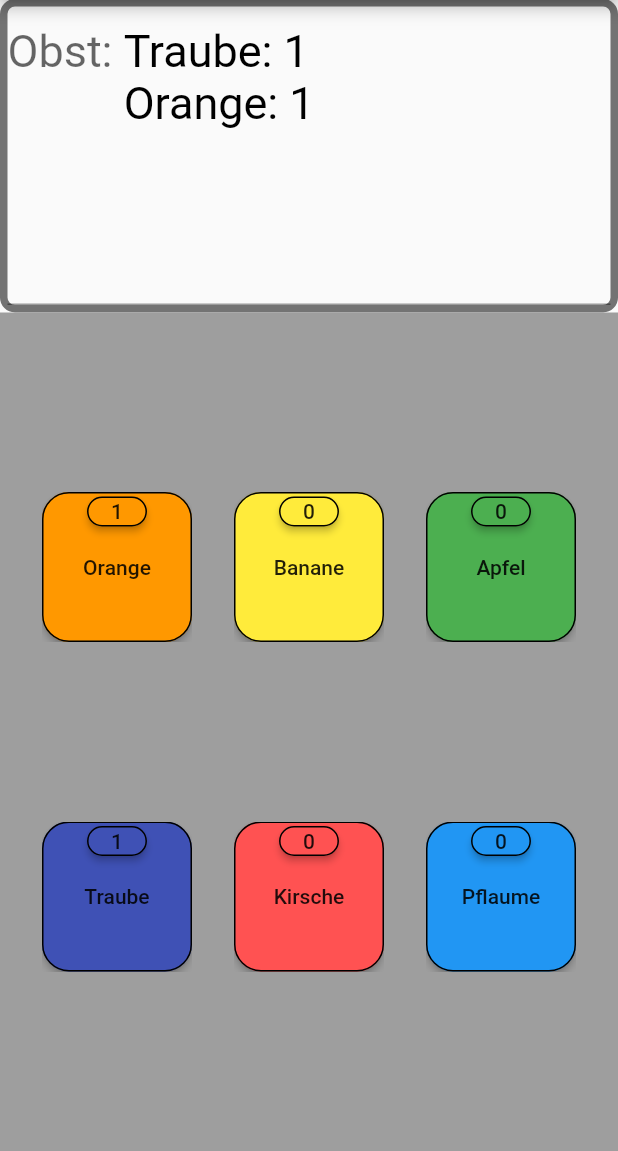
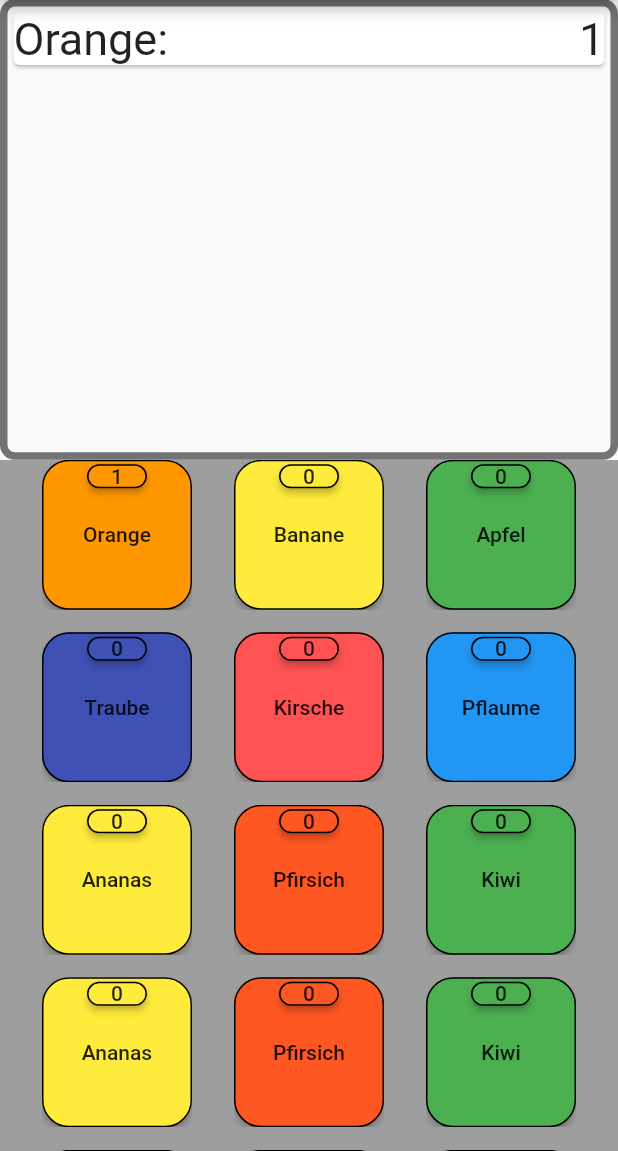
Before and after one commit to MatrixWeber/IntelligentBasket, a Flutter app: the ObstPage screen opened directly, after a tap on "Orange", on a phone screen of 412 x 824 dp, the part 85-1236 px from its top. Run offline on Flutter 3.47's test engine with Material 2 defaults, Android fonts, the phone set to English and light mode, and no system bars.

Commit message:
show dialog on button double click

```diff
--- a/intelligent_basket/lib/domain/entity/article_entity.dart
+++ b/intelligent_basket/lib/domain/entity/article_entity.dart
@@ -16,6 +16,7 @@ class ArticleEntity {
     }
   }
 
+  set value(num value) => _value = value;
   num get value => _value;
   String get name => _name;
   Color get color => _color;
--- a/intelligent_basket/lib/misc/helper_functions.dart
+++ b/intelligent_basket/lib/misc/helper_functions.dart
@@ -1,5 +1,8 @@
+import 'package:awesome_dialog/awesome_dialog.dart';
 import 'package:flutter/material.dart';
 import 'package:intelligent_basket/domain/entity/article_entity.dart';
+
+import 'custom_dialog.dart';
 
 // diese funktion gibt einen RaisedButton zurück
 // Der RaisedButton beinhaltet 3 Variablen 1. Button Name 2. go to page function
@@ -40,8 +43,11 @@ Widget buttonThemeAndIncreaseVariableOnPressed(
   );
 }
 
-Widget buttonThemeAndIncreaseVariableOnPressedOne(String buttonName,
-    ArticleEntity articleEntity, Function operateOnVariable, Color color) {
+Widget buttonThemeAndIncreaseVariableOnPressedOne(
+  BuildContext context,
+  ArticleEntity articleEntity,
+  Function operateOnVariable,
+) {
   return Stack(
     alignment: Alignment.topCenter,
     children: [
@@ -54,29 +60,60 @@ Widget buttonThemeAndIncreaseVariableOnPressedOne(String buttonName,
         child: RaisedButton(
           onPressed: () {
             operateOnVariable(articleEntity, articleEntity.add);
-            print('$buttonName was press ${articleEntity.value} times');
+            print(
+                '${articleEntity.name} was press ${articleEntity.value} times');
           },
           onLongPress: () {
-            print('$buttonName long pressed');
+            showDialog(
+              child: CustomAlertDialog(
+                articleEntity,
+                operateOnVariable,
+                title: articleEntity.name,
+                labelText: "Menge",
+                errorTextEmpty: "Gib mindestens eine 0 ein",
+                //  boxName: "user_box",
+                //  userModelHive: UserModelHive()
+                //    ..id = DateTime.now()
+                //    ..giverName = _txtUserController.text
+                //    ..pinCodeNumber = "",
+                //  routeName: HomeScreen.routeNamed,
+              ),
+              context: context,
+              barrierDismissible: false,
+            );
+
+            // AwesomeDialog(
+            //   context: context,
+            //   width: 280,
+            //   buttonsBorderRadius: BorderRadius.all(Radius.circular(2)),
+            //   headerAnimationLoop: false,
+            //   animType: AnimType.BOTTOMSLIDE,
+            //   title: articleEntity.name,
+            //   desc: '',
+            //   btnCancelOnPress: () {},
+            //   btnOkOnPress: () {},
+            // )..show();
+            // print('$buttonName long pressed');
           },
-          color: color,
-          child: Text(buttonName),
+          color: articleEntity.color,
+          child: Text(articleEntity.name),
         ),
       ),
       Positioned(
-        bottom: 63,
+        bottom: 65,
         child: ButtonTheme(
           minWidth: 10.0,
-          height: 20.0,
+          height: 10.0,
           shape: RoundedRectangleBorder(
               borderRadius: BorderRadius.circular(10.0),
               side: const BorderSide(color: Colors.black)),
           child: RaisedButton(
             onPressed: () {
               operateOnVariable(articleEntity, articleEntity.substract);
-              print('$buttonName was press ${articleEntity.value} times');
+              print(
+                  '${articleEntity.name} was press ${articleEntity.value} times');
             },
-            color: color,
+            color: articleEntity.color,
             child: Text(articleEntity.value.toString()),
           ),
         ),
--- /dev/null
+++ b/intelligent_basket/lib/presentation/article/article_card.dart
@@ -0,0 +1,29 @@
+import 'package:flutter/material.dart';
+import 'package:intelligent_basket/domain/entity/article_entity.dart';
+
+class ArticleCard extends StatelessWidget {
+  final ArticleEntity _articleEntity;
+  const ArticleCard(this._articleEntity, {Key key}) : super(key: key);
+
+  @override
+  Widget build(BuildContext context) {
+    return InkWell(
+      onTap: () => print("card: ${_articleEntity.name} was presed "),
+      child: Card(
+        child: Row(
+          mainAxisAlignment: MainAxisAlignment.spaceBetween,
+          children: [
+            Text(
+              "${_articleEntity.name}: ",
+              style: const TextStyle(fontSize: 30),
+            ),
+            Text(
+              "${_articleEntity.value}",
+              style: const TextStyle(fontSize: 30),
+            ),
+          ],
+        ),
+      ),
+    );
+  }
+}
--- a/intelligent_basket/lib/presentation/obst_page.dart
+++ b/intelligent_basket/lib/presentation/obst_page.dart
@@ -1,6 +1,7 @@
 import 'package:flutter/material.dart';
 import 'package:intelligent_basket/domain/entity/article_entity.dart';
 import '../misc/helper_functions.dart';
+import 'article/article_card.dart';
 
 class ObstPage extends StatefulWidget {
   const ObstPage({Key key}) : super(key: key);
@@ -16,31 +17,42 @@ class _ObstPageState extends State<ObstPage> {
   ArticleEntity traube = ArticleEntity(0, 'Traube', Colors.indigo);
   ArticleEntity kirsche = ArticleEntity(0, 'Kirsche', Colors.redAccent);
   ArticleEntity pflaume = ArticleEntity(0, 'Pflaume', Colors.blue);
-  final myController = TextEditingController();
+  ArticleEntity ananas = ArticleEntity(0, 'Ananas', Colors.yellow);
+  ArticleEntity pfirsich = ArticleEntity(0, 'Pfirsich', Colors.deepOrange);
+  ArticleEntity kiwi = ArticleEntity(0, 'Kiwi', Colors.green);
+  Map<String, ArticleEntity> articleEntryMap = <String, ArticleEntity>{};
+
+  @override
+  void initState() {
+    // TODO: implement initState
+    super.initState();
+    articleEntryMap[orange.name] = orange;
+    articleEntryMap[bannane.name] = bannane;
+    articleEntryMap[apfel.name] = apfel;
+    articleEntryMap[traube.name] = traube;
+    articleEntryMap[kirsche.name] = kirsche;
+    articleEntryMap[pflaume.name] = pflaume;
+    articleEntryMap[ananas.name] = ananas;
+    articleEntryMap[pfirsich.name] = pfirsich;
+    articleEntryMap[kiwi.name] = kiwi;
+  }
+
+  List<Widget> getList() {
+    final List<Widget> childs = [];
+    for (final entry in articleEntryMap.values) {
+      childs.add(entry.value > 0 ? ArticleCard(entry) : Container());
+    }
+    return childs;
+  }
 
   @override
   Widget build(BuildContext context) {
     void operateOnVariable(ArticleEntity articleEntity, Function operation) {
       setState(() {
+        if (operation != null) {
           operation();
-        final stringAvailable = myController.text.contains(articleEntity.name);
-        if (!stringAvailable) {
-          myController.text = myController.text +
-              '${articleEntity.name}: ${articleEntity.value}\n';
         } else {
-          final lengthOfString = articleEntity.name.length + 2;
-          // myController.text. = '${articleEntity.value}';
-          num oldValue = articleEntity.value - 1;
-          int startIndex =
-              myController.text.indexOf(articleEntity.name + ": $oldValue");
-          if (startIndex == -1) {
-            oldValue = articleEntity.value + 1;
-            startIndex =
-                myController.text.indexOf(articleEntity.name + ": $oldValue");
-          }
-          final newValue = myController.text
-              .replaceFirst('$oldValue', '${articleEntity.value}', startIndex);
-          // myController.text = newValue;
+          articleEntity.value = articleEntity.value;
         }
       });
     }
@@ -84,31 +96,25 @@ class _ObstPageState extends State<ObstPage> {
       body: Container(
           child: Column(
         children: [
-          Container(
+          Expanded(
+            flex: 2,
+            child: Container(
+              height: 100,
+              width: 500,
               decoration: BoxDecoration(
                 border: Border.all(width: 5, color: Colors.black54),
                 borderRadius: BorderRadius.circular(10),
               ),
               child: SingleChildScrollView(
-              child: TextField(
-                controller: myController,
-                // scrollPadding: Scrollpedding ,
-                minLines: 5,
-                maxLines: 6,
-                style: const TextStyle(fontSize: 30, color: Colors.black),
-                textAlignVertical: TextAlignVertical.center,
-                textAlign: TextAlign.left,
-                decoration: InputDecoration(
-                  prefix: const Text('Obst: '),
-                  // labelText:
-                  //     '${orange.name}: ${orange.value}\n${bannane.name}: ${bannane.value}\n${apfel.name}: ${apfel.value}\n'
-                  //     '${traube.name}: ${traube.value}\n${kirsche.name}: ${kirsche.value}\n${pflaume.name}: ${pflaume.value}\n'
+                child: Column(
+                  children: getList(),
                 ),
               ),
             ),
           ),
           Expanded(
             flex: 3,
+            child: SingleChildScrollView(
               child: Container(
                 color: Colors.grey,
                 child: Column(
@@ -118,25 +124,71 @@ class _ObstPageState extends State<ObstPage> {
                       mainAxisAlignment: MainAxisAlignment.spaceEvenly,
                       children: [
                         buttonThemeAndIncreaseVariableOnPressedOne(
-                          orange.name, orange, operateOnVariable, orange.color),
-                      buttonThemeAndIncreaseVariableOnPressedOne(bannane.name,
-                          bannane, operateOnVariable, bannane.color),
+                            context, orange, operateOnVariable),
                         buttonThemeAndIncreaseVariableOnPressedOne(
-                          apfel.name, apfel, operateOnVariable, apfel.color),
+                            context, bannane, operateOnVariable),
+                        buttonThemeAndIncreaseVariableOnPressedOne(
+                            context, apfel, operateOnVariable),
                       ],
+                    ),
+                    const SizedBox(
+                      height: 15,
                     ),
                     Row(
                       mainAxisAlignment: MainAxisAlignment.spaceEvenly,
                       children: [
                         buttonThemeAndIncreaseVariableOnPressedOne(
-                          traube.name, traube, operateOnVariable, traube.color),
-                      buttonThemeAndIncreaseVariableOnPressedOne(kirsche.name,
-                          kirsche, operateOnVariable, kirsche.color),
-                      buttonThemeAndIncreaseVariableOnPressedOne(pflaume.name,
-                          pflaume, operateOnVariable, pflaume.color),
+                            context, traube, operateOnVariable),
+                        buttonThemeAndIncreaseVariableOnPressedOne(
+                            context, kirsche, operateOnVariable),
+                        buttonThemeAndIncreaseVariableOnPressedOne(
+                            context, pflaume, operateOnVariable),
+                      ],
+                    ),
+                    const SizedBox(
+                      height: 15,
+                    ),
+                    Row(
+                      mainAxisAlignment: MainAxisAlignment.spaceEvenly,
+                      children: [
+                        buttonThemeAndIncreaseVariableOnPressedOne(
+                            context, ananas, operateOnVariable),
+                        buttonThemeAndIncreaseVariableOnPressedOne(
+                            context, pfirsich, operateOnVariable),
+                        buttonThemeAndIncreaseVariableOnPressedOne(
+                            context, kiwi, operateOnVariable),
+                      ],
+                    ),
+                    const SizedBox(
+                      height: 15,
+                    ),
+                    Row(
+                      mainAxisAlignment: MainAxisAlignment.spaceEvenly,
+                      children: [
+                        buttonThemeAndIncreaseVariableOnPressedOne(
+                            context, ananas, operateOnVariable),
+                        buttonThemeAndIncreaseVariableOnPressedOne(
+                            context, pfirsich, operateOnVariable),
+                        buttonThemeAndIncreaseVariableOnPressedOne(
+                            context, kiwi, operateOnVariable),
+                      ],
+                    ),
+                    const SizedBox(
+                      height: 15,
+                    ),
+                    Row(
+                      mainAxisAlignment: MainAxisAlignment.spaceEvenly,
+                      children: [
+                        buttonThemeAndIncreaseVariableOnPressedOne(
+                            context, ananas, operateOnVariable),
+                        buttonThemeAndIncreaseVariableOnPressedOne(
+                            context, pfirsich, operateOnVariable),
+                        buttonThemeAndIncreaseVariableOnPressedOne(
+                            context, kiwi, operateOnVariable),
                       ],
                     ),
                   ],
+                ),
               ),
             ),
           ),
--- a/intelligent_basket/pubspec.yaml
+++ b/intelligent_basket/pubspec.yaml
@@ -23,6 +23,7 @@ environment:
 dependencies:
   flutter:
     sdk: flutter
+  awesome_dialog: ^1.2.1
   cupertino_icons: ^1.0.0
 
 dev_dependencies:
```
Also changed, not shown: intelligent_basket/lib/misc/custom_dialog.dart (added, +104 -0 lines), intelligent_basket/lib/presentation/home_page.dart (+8 -9 lines), intelligent_basket/lib/presentation/test_widget.dart (deleted, +0 -89 lines), 2 other files. Lines whose indentation alone changed are shown as unchanged.
